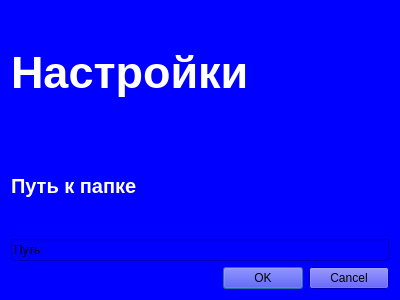
The window that ui/Settings.ui (yepIwt/Tuchka) describes before a commit, drawn with Qt 5.
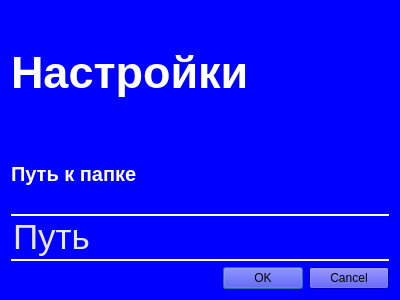
The same window after the commit.

Commit message: Fix: Settings menu. Change design

```diff
--- a/ui/Settings.ui
+++ b/ui/Settings.ui
@@ -47,6 +47,16 @@
      </item>
      <item>
       <widget class="QLineEdit" name="FolderPath">
+       <property name="styleSheet">
+        <string notr="true">color: white;
+font-size: 35px;
+background-color: rgba(0,0,0,0);
+border: None;
+border-top: 2px solid white;
+border-bottom: 2px solid white;
+color: rgba(255, 255, 255, 230);
+padding-bottom: 1px;</string>
+       </property>
        <property name="text">
         <string>Путь</string>
        </property>
```
The commit also changes 1 other file.
